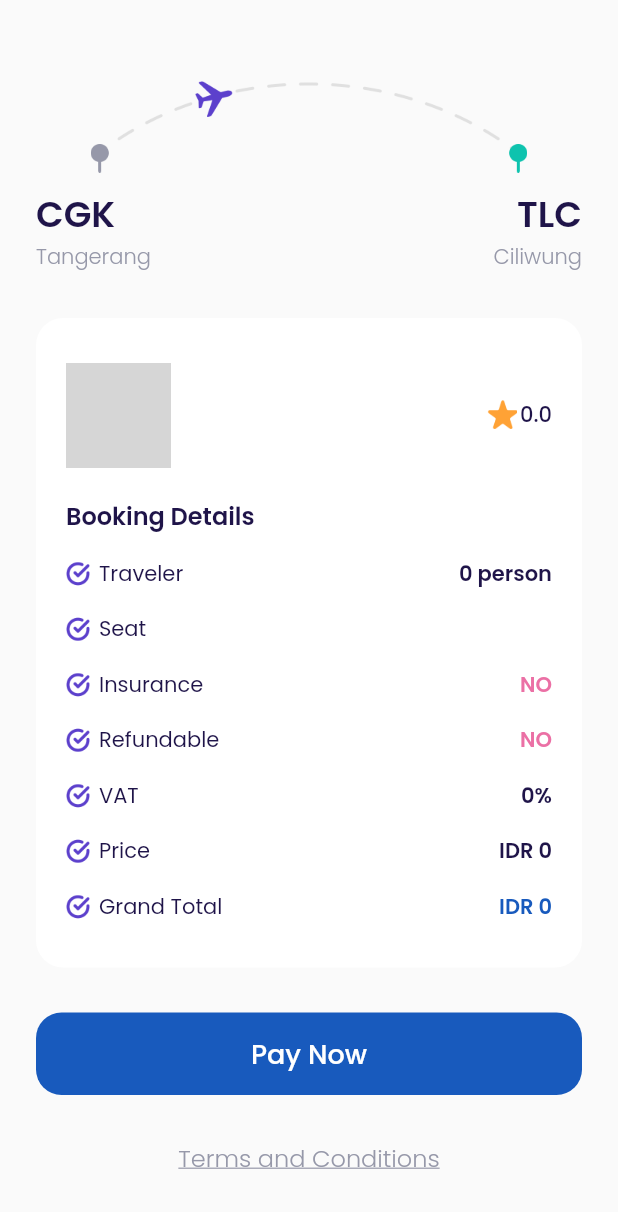
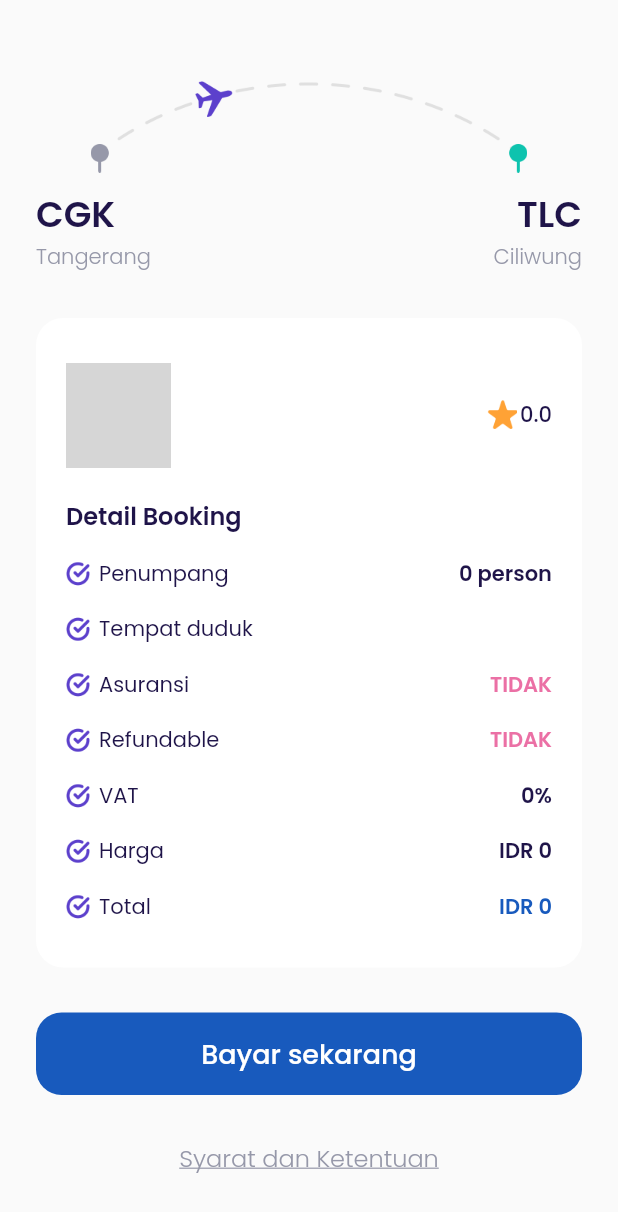
Before and after one commit to shintanr/ppb, a Flutter app: the CheckoutPage screen opened directly with empty values, on a phone screen of 412 x 824 dp. Shown: the top 1212 px of the screen. Run offline on Flutter 3.47's test engine with Material 2 defaults, Android fonts, the phone set to English and light mode, and no system bars; our stand-ins replace bloc, cloud_firestore, equatable, firebase_auth, firebase_core, flutter_bloc and 1 more; accounts and stored records are empty; network calls fail; grey boxes are pictures that could not be loaded.

Commit message:
update checkout page

```diff
--- a/lib/ui/pages/chechout_page.dart
+++ b/lib/ui/pages/chechout_page.dart
@@ -166,7 +166,7 @@ class CheckoutPage extends StatelessWidget {
             Container(
               margin: EdgeInsets.only(top: 20),
               child: Text(
-                'Booking Details',
+                'Detail Booking',
                 style: blackTextStyle.copyWith(
                   fontSize: 16,
                   fontWeight: semiBold,
@@ -176,23 +176,23 @@ class CheckoutPage extends StatelessWidget {
 
             //NOTE: BOOKING DETAIL ITEM
             BookingDetailsItem(
-              title: 'Traveler',
+              title: 'Penumpang',
               valueText: '${transaction.amountOfTraveler} person',
               valueColor: kBlackColor,
             ),
             BookingDetailsItem(
-              title: 'Seat',
+              title: 'Tempat duduk',
               valueText: transaction.selectedSeats,
               valueColor: kBlackColor,
             ),
             BookingDetailsItem(
-              title: 'Insurance',
-              valueText: transaction.insurance ? 'YES' : 'NO',
+              title: 'Asuransi',
+              valueText: transaction.insurance ? 'YA' : 'TIDAK',
               valueColor: transaction.insurance ? kGreenColor : kRedColor,
             ),
             BookingDetailsItem(
               title: 'Refundable',
-              valueText: transaction.refundable ? 'YES' : 'NO',
+              valueText: transaction.refundable ? 'YA' : 'TIDAK',
               valueColor: transaction.refundable ? kGreenColor : kRedColor,
             ),
             BookingDetailsItem(
@@ -201,7 +201,7 @@ class CheckoutPage extends StatelessWidget {
               valueColor: kBlackColor,
             ),
             BookingDetailsItem(
-              title: 'Price',
+              title: 'Harga',
               valueText: NumberFormat.currency(
                 locale: 'id',
                 symbol: 'IDR ',
@@ -210,7 +210,7 @@ class CheckoutPage extends StatelessWidget {
               valueColor: kBlackColor,
             ),
             BookingDetailsItem(
-              title: 'Grand Total',
+              title: 'Total',
               valueText: NumberFormat.currency(
                 locale: 'id',
                 symbol: 'IDR ',
@@ -243,7 +243,7 @@ class CheckoutPage extends StatelessWidget {
                 crossAxisAlignment: CrossAxisAlignment.start,
                 children: [
                   Text(
-                    'Payment Details',
+                    'Detail Pembayaran',
                     style: blackTextStyle.copyWith(
                       fontSize: 16,
                       fontWeight: semiBold,
@@ -355,7 +355,7 @@ class CheckoutPage extends StatelessWidget {
             );
           }
           return CustomButton(
-            title: 'Pay Now',
+            title: 'Bayar sekarang',
             onPressed: () {
               context.read<TransactionCubit>().createTransaction(transaction);
             },
@@ -373,7 +373,7 @@ class CheckoutPage extends StatelessWidget {
           bottom: 30,
         ),
         child: Text(
-          'Terms and Conditions',
+          'Syarat dan Ketentuan',
           style: greyTextStyle.copyWith(
             fontSize: 16,
             fontWeight: light,
```
